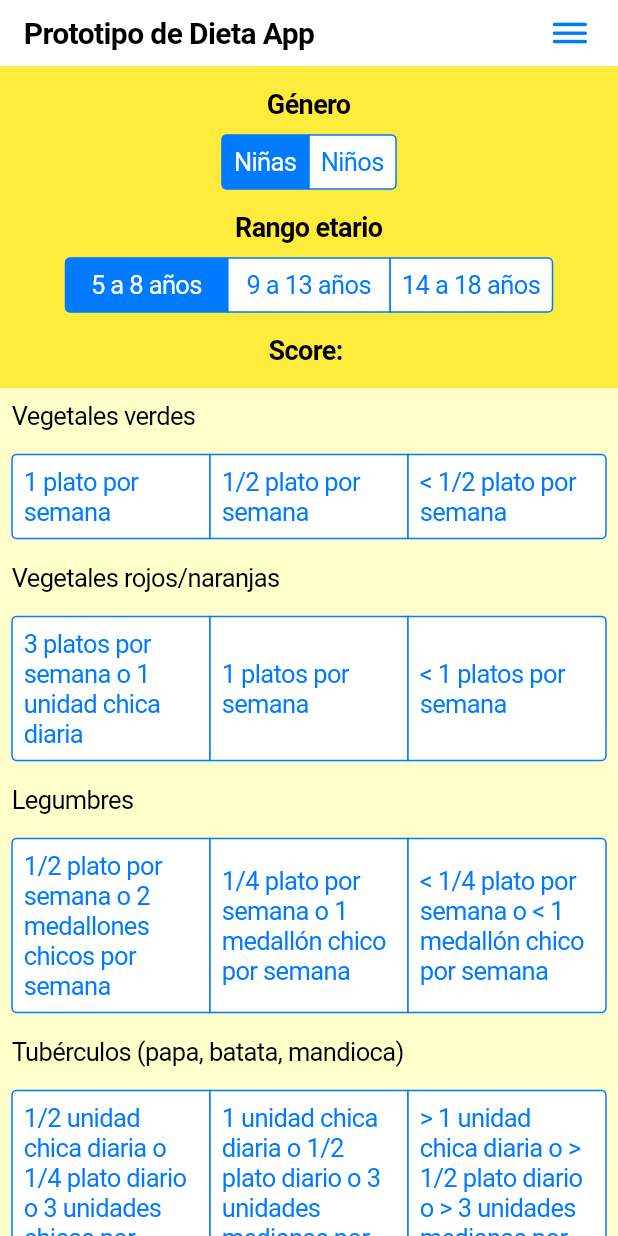
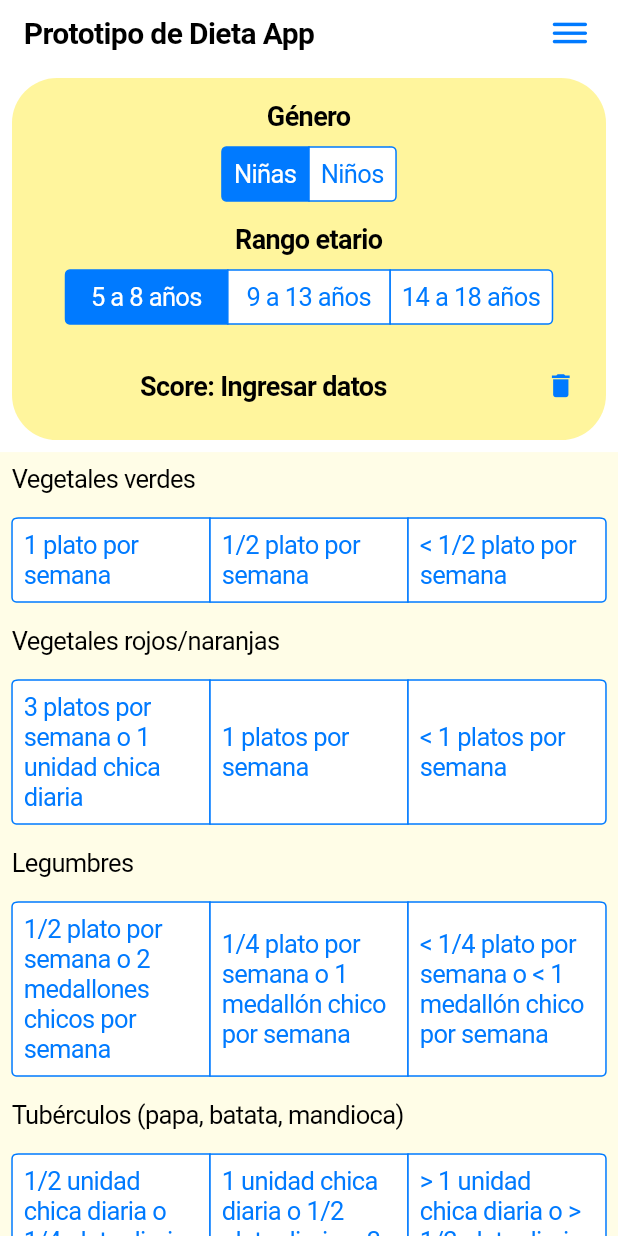
Before and after one commit to Clod/prototipo_dieta_app, a Flutter app: the screen it shows after launch, on a phone screen of 412 x 824 dp. Run offline on Flutter 3.47's test engine with Material 2 defaults, Android fonts, the phone set to English and light mode, and no system bars.

Commit message:
Primera versión compartida con los médicos

```diff
--- a/lib/datos.dart
+++ b/lib/datos.dart
@@ -245,12 +245,12 @@ List<List<List<List<String>>>> opciones = [
         '> 3 rodajas pan de molde al díao > 3 mignones chicos o > 9 galletitas de agua',
       ],
       [
-        '1/2 plato al día de pasta  o 2 porciónes de masa al día',
+        '1/2 plato al día de pasta  o 2 porciones de masa al día',
         '3/4 plato al día o 2 porciones de masa al día',
         '> 3/4 plato al día o > 2 porciones al día',
       ],
       [
-        '1/2 plato al día o 2 porciónes de masa al día',
+        '1/2 plato al día o 2 porciones de masa al día',
         '3/4 plato al día o 3 porciones de masa al día',
         '> 3/4 plato al día o > 3 porciones de masa al día',
       ],
--- a/lib/deails_page.dart
+++ b/lib/deails_page.dart
@@ -17,7 +17,7 @@ class DetailsPage extends StatelessWidget {
         child: Column(
           mainAxisAlignment: MainAxisAlignment.center,
           children: [
-            Text('Welcome to the details page!'),
+            Text('Acá se podría poner info sobre alimentos'),
             SizedBox(height: 20),
             CupertinoButton(
               child: Text('Go Back'),
--- a/lib/diet_item_widget.dart
+++ b/lib/diet_item_widget.dart
@@ -1,12 +1,12 @@
 import 'package:flutter/cupertino.dart';
 
 class DietItem extends StatelessWidget {
-  final Function(int) callback;
-  int? index;
+  void Function(List<int?>,int) callback;
+  List<int?> index;
   String title;
   List<String> opciones;
 
-  DietItem({Key? key, required this.callback, this.index, required this.title, required this.opciones}) : super(key: key);
+  DietItem({Key? key, required this.callback, required this.index, required this.title, required this.opciones}) : super(key: key);
 
   @override
   Widget build(BuildContext context) {
@@ -22,10 +22,12 @@ class DietItem extends StatelessWidget {
               2: Padding(child: Text(opciones[2]), padding: EdgeInsets.all(8.0)),
             },
             padding: const EdgeInsets.symmetric(vertical: 8.0, horizontal: 8.0),
-            onValueChanged: callback,
-            groupValue: index,
+            onValueChanged: (value) {
+              callback(index, value);
+              debugPrint(value.toString());
+              } ,
+            groupValue: index[0],
           ),
-          //DietItem(),
         ],
       ),
     );
--- a/lib/main.dart
+++ b/lib/main.dart
@@ -20,44 +20,69 @@ class MyApp extends StatefulWidget {
 class _MyAppState extends State<MyApp> {
   int? _indexGenero = 0;
   int? _indexEdad = 0;
-  int _index = 0;
-  int _index2 = 0;
-  int _index3 = 0;
-  int? _indexExterno = null;
+
   int? indiceVegetalesVerdes = null;
 
   List<DietItem> dietItemsList = [];
+  // This dirty trick is used to be able to pass ints by reference to the callback
+  List<List<int?>> foodIndex = List.generate(Items.values.length, (_) => [null]);
 
   @override
   initState() {
     debugPrint("En initState");
- //   dietItems();
   }
 
   List<int?> indice = List.filled(15, null);
 
   final GlobalKey<_MyAppState> _navBarKey = GlobalKey<_MyAppState>();
 
+  void foodCallback(List<int?> index, int? selection) {
+    debugPrint("index: $index, selection: $selection");
+    setState(() {
+      index[0] = selection;
+    });
+    debugPrint("index: $index, selection: $selection");
+  }
+
   List<DietItem> dietItems() {
     for (var i = 0; i < Items.values.length; i++) {
-      dietItemsList
-          .add(DietItem(callback: (item) => debugPrint("Callback invocado"), title: titulo[i], opciones: opciones[_indexGenero!][_indexEdad!][i]));
+      dietItemsList.add(DietItem(callback: foodCallback, index: foodIndex[i], title: titulo[i], opciones: opciones[_indexGenero!][_indexEdad!][i]));
     }
     return dietItemsList;
+  }
+
+  String calcularScore(List<List<int?>> selections) {
+    int score = 0;
+    // Recorro la lista. Si están todos los datos devuelvo el score y, si no, Ingresar datos
+    for (int i = 0; i < Items.values.length; i++) {
+      if (selections[i][0] != null) {
+        score += selections[i][0]!;
+      } else {
+        return "Ingresar datos";
+      }
+    }
+    return score.toString();
   }
 
   @override
   Widget build(BuildContext context) {
     debugPrint("En build");
+    debugPrint(foodIndex.toString());
     dietItemsList.clear();
     // En main
     return CupertinoApp(
       home: CupertinoPageScaffold(
         navigationBar: CupertinoNavigationBar(
           key: _navBarKey,
-          leading: Text(
+          backgroundColor: Colors.blue[200],
+          leading: Column(
+            mainAxisAlignment: MainAxisAlignment.center,
+            children: [
+              Text(
                 'Prototipo de Dieta App',
                 style: TextStyle(fontWeight: FontWeight.bold, fontSize: 20),
+              ),
+            ],
           ),
           trailing: GestureDetector(
             child: Icon(CupertinoIcons.bars),
@@ -68,32 +93,34 @@ class _MyAppState extends State<MyApp> {
                   title: Text('Menu'),
                   actions: [
                     CupertinoActionSheetAction(
-                      child: Text('Details'),
+                      child: Text('Algo de info'),
                       onPressed: () {
                         Navigator.push(
                           context,
                           CupertinoPageRoute(
                             builder: (context) => DetailsPage(
                               context: _navBarKey.currentContext!,
-                                  )),
+                            ),
+                          ),
                         );
                       },
                     ),
                     CupertinoActionSheetAction(
-                      child: Text('Settings'),
+                      child: Text('Otra info'),
                       onPressed: () {
                         Navigator.push(
                           context,
                           CupertinoPageRoute(
                             builder: (context) => SettingsPage(
                               context: _navBarKey.currentContext!,
-                                  )),
+                            ),
+                          ),
                         );
                       },
                     ),
                   ],
                   cancelButton: CupertinoActionSheetAction(
-                    child: Text('Cancel'),
+                    child: Text('Cancelar'),
                     onPressed: () {
                       Navigator.pop(context);
                     },
@@ -106,9 +133,14 @@ class _MyAppState extends State<MyApp> {
         child: SafeArea(
           child: Column(
             children: [
-              Container(
+              Padding(
+                padding: const EdgeInsets.all(8.0),
+                child: Container(
+                  decoration: BoxDecoration(
+                    borderRadius: BorderRadius.circular(30.0),
+                    color: Colors.yellow[200],
+                  ),
                   width: double.infinity,
-                color: Colors.yellow,
                   child: Column(
                     children: [
                       VerticalSpace(altura: 15.0),
@@ -149,64 +181,39 @@ class _MyAppState extends State<MyApp> {
                         groupValue: _indexEdad,
                       ),
                       VerticalSpace(altura: 15.0),
-                    Text(
-                      "Score: ",
+                      Row(
+                        children: [
+                          // SizedBox(width: 60.0),
+                          Expanded(
+                            child: Center(
+                              child: Text(
+                                "Score: ${calcularScore(foodIndex)}",
                                 style: TextStyle(fontWeight: FontWeight.bold, fontSize: 18),
                               ),
-                    VerticalSpace(altura: 15.0),
+                            ),
+                          ),
+                          CupertinoButton(
+                            child: Icon(Icons.delete),
+                            onPressed: () {
+                              setState(() {
+                                foodIndex.forEach((element) => element[0] = null);
+                              });
+                            },
+                          ),
                         ],
+                      ),
+                      VerticalSpace(altura: 10.0),
+                    ],
+                  ),
                 ),
               ),
               Expanded(
                 child: Container(
-                  color: Color.fromRGBO(255, 255, 204, 1.0),
+                  color: Colors.yellow[50],
                   child: ListView(
                     children: [
                       ...dietItems(),
                       VerticalSpace(altura: 15.0),
- /*                     *//*****************************    Vegetales Verdes *****************************//*
-                      DietItem(
-                        callback: (uno) {
-                          setState(() {
-                            indice[Items.vegetales_verdes.index] = uno;
-                          });
-                          debugPrint(uno.toString());
-                          return;
-                        },
-                        index: indice[Items.vegetales_verdes.index],
-                        title: titulo[Items.vegetales_verdes.index],
-                        opciones: opciones[Genero.femenino.index][Edad.cinco_ocho.index][Items.vegetales_verdes.index],
-                      ),
-                      VerticalSpace(altura: 10),
-                      *//*****************************    Vegetales Verdes *****************************//*
-                      DietItem(
-                        callback: (uno) {
-                          setState(() {
-                            indice[Items.vegetales_rojos.index] = uno;
-                          });
-                          debugPrint(uno.toString());
-                          return;
-                        },
-                        index: indice[Items.vegetales_rojos.index],
-                        title: titulo[Items.vegetales_rojos.index],
-                        opciones: opciones[Genero.femenino.index][Edad.cinco_ocho.index][Items.vegetales_rojos.index],
-                      ),
-                      VerticalSpace(altura: 10),
-                      *//*****************************    Legumbres  *****************************//*
-                      DietItem(
-                        callback: (uno) {
-                          setState(() {
-                            indice[Items.legumbres.index] = uno;
-                          });
-                          debugPrint(uno.toString());
-                          return;
-                        },
-                        index: indice[Items.legumbres.index],
-                        title: titulo[Items.legumbres.index],
-                        opciones: opciones[Genero.femenino.index][Edad.cinco_ocho.index][Items.legumbres.index],
-                      ),
-                      VerticalSpace(altura: 10),
-     */                 /*****************************    Legumbres  *****************************/
                     ],
                   ),
                 ),
--- a/lib/settings_page.dart
+++ b/lib/settings_page.dart
@@ -17,7 +17,7 @@ class SettingsPage extends StatelessWidget {
         child: Column(
           mainAxisAlignment: MainAxisAlignment.center,
           children: [
-            Text('Welcome to the settings page!'),
+            Text('Acá se podría poner ifo sobre los criterios de puntuación'),
             SizedBox(height: 20),
             CupertinoButton(
               child: Text('Go Back'),
```
Lines whose indentation alone changed are shown as unchanged.
